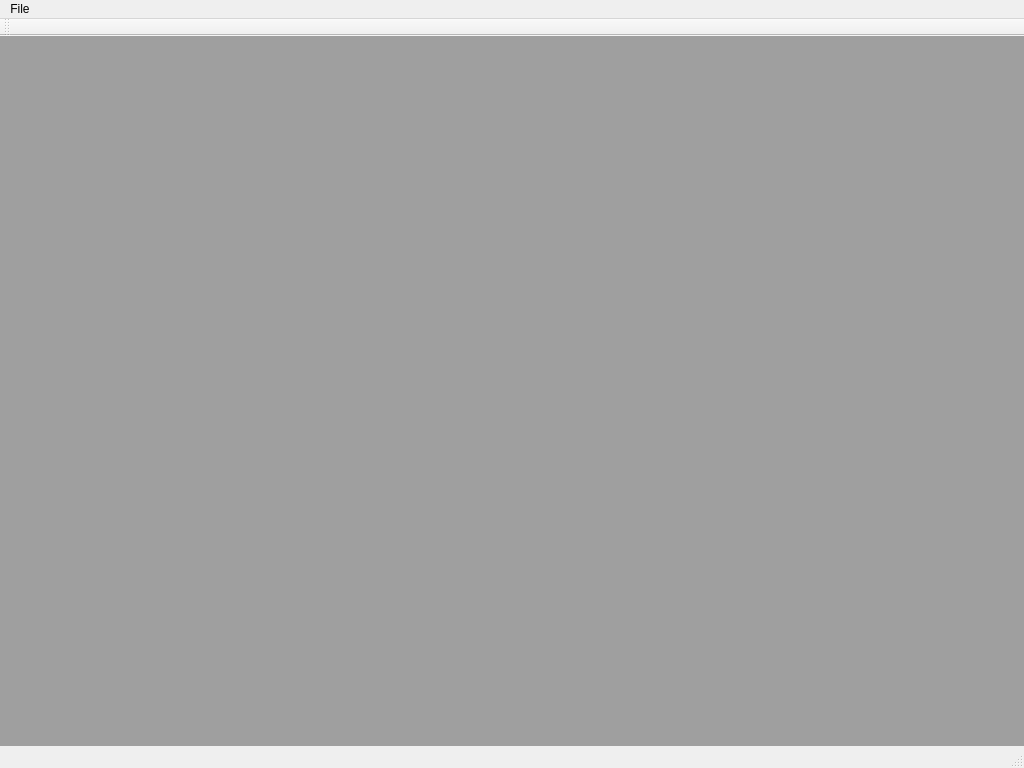
First picture: the form in tools/worldeditor/ui/MainWindow.ui, repository AeonGames/AeonEngine, before the edit.
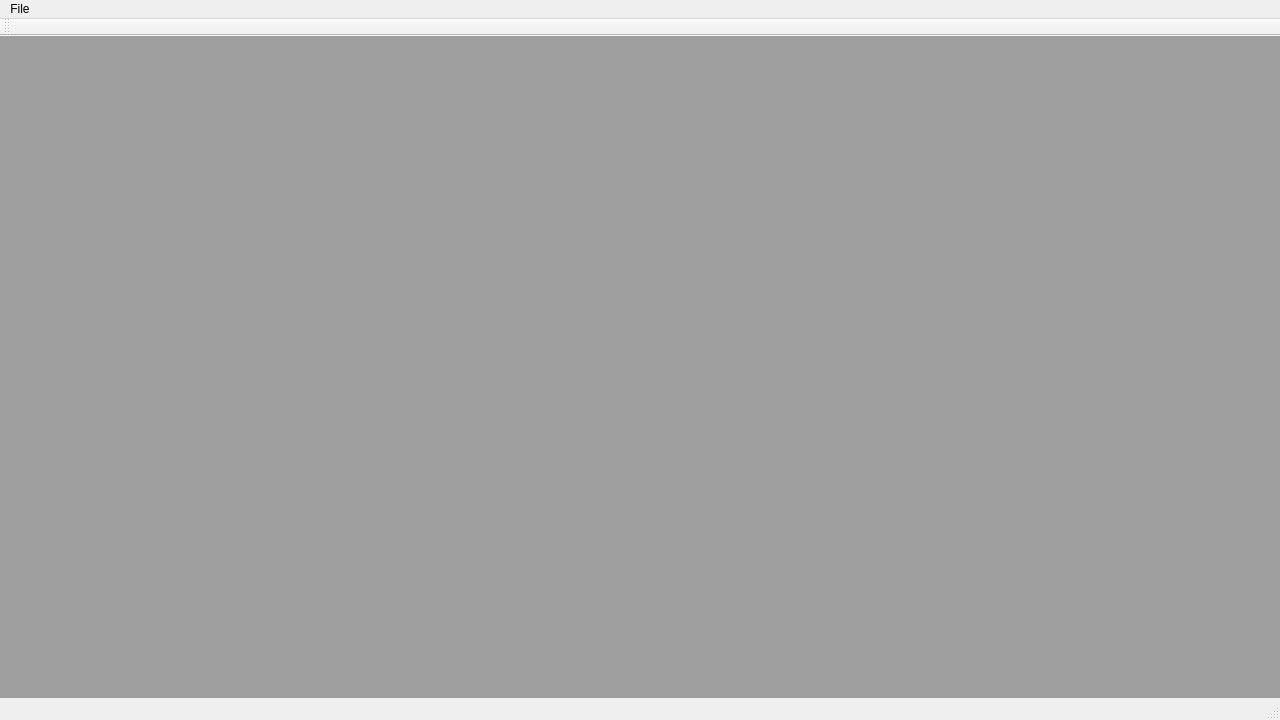
Second picture: the form after the edit.

What changed in the file:
```diff
--- a/tools/worldeditor/ui/MainWindow.ui
+++ b/tools/worldeditor/ui/MainWindow.ui
@@ -6,8 +6,8 @@
    <rect>
     <x>0</x>
     <y>0</y>
-    <width>1024</width>
-    <height>768</height>
+    <width>1280</width>
+    <height>720</height>
    </rect>
   </property>
   <property name="windowTitle">
@@ -40,8 +40,8 @@
     <rect>
      <x>0</x>
      <y>0</y>
-     <width>1024</width>
-     <height>22</height>
+     <width>1280</width>
+     <height>21</height>
     </rect>
    </property>
    <widget class="QMenu" name="menuFile">
```
